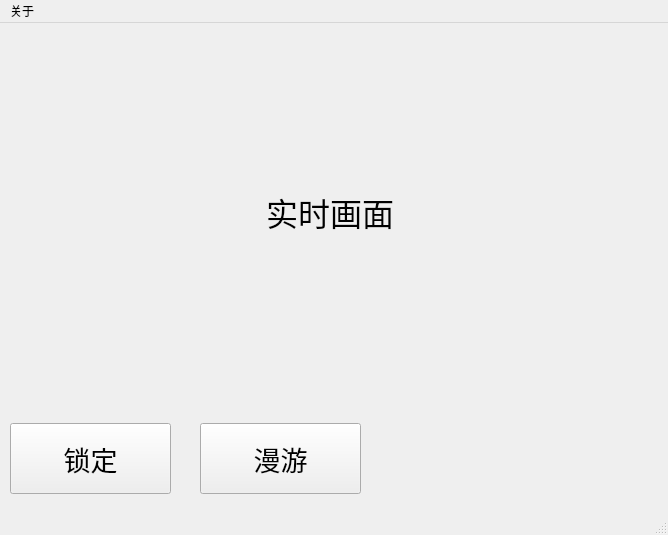
First picture: the form in src/trackgui/trackgui/form.ui, repository Tang-JingWei/fixedwing-airtrack, before the edit.
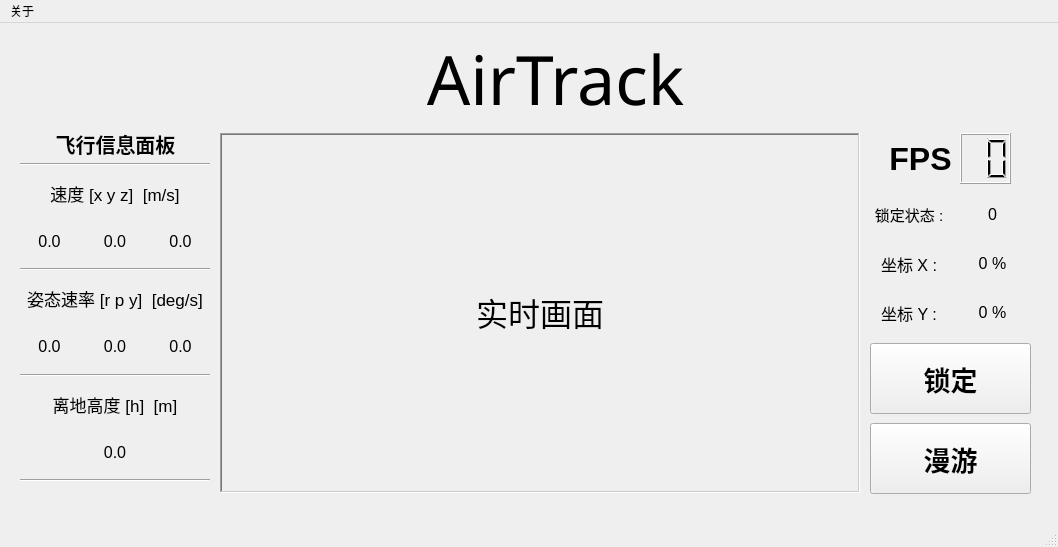
Second picture: the form after the edit.

Commit message: UI界面修改

```diff
--- a/src/trackgui/trackgui/form.ui
+++ b/src/trackgui/trackgui/form.ui
@@ -6,8 +6,8 @@
    <rect>
     <x>0</x>
     <y>0</y>
-    <width>668</width>
-    <height>535</height>
+    <width>1058</width>
+    <height>547</height>
    </rect>
   </property>
   <property name="windowTitle">
@@ -17,8 +17,8 @@
    <widget class="QPushButton" name="trackButton">
     <property name="geometry">
      <rect>
-      <x>10</x>
-      <y>400</y>
+      <x>870</x>
+      <y>320</y>
       <width>161</width>
       <height>71</height>
      </rect>
@@ -26,6 +26,7 @@
     <property name="font">
      <font>
       <pointsize>20</pointsize>
+      <bold>true</bold>
      </font>
     </property>
     <property name="text">
@@ -35,8 +36,8 @@
    <widget class="QLabel" name="imageLabel">
     <property name="geometry">
      <rect>
-      <x>10</x>
-      <y>10</y>
+      <x>220</x>
+      <y>110</y>
       <width>640</width>
       <height>360</height>
      </rect>
@@ -46,6 +47,12 @@
       <pointsize>24</pointsize>
      </font>
     </property>
+    <property name="frameShape">
+     <enum>QFrame::WinPanel</enum>
+    </property>
+    <property name="frameShadow">
+     <enum>QFrame::Sunken</enum>
+    </property>
     <property name="text">
      <string>实时画面</string>
     </property>
@@ -59,7 +66,7 @@
    <widget class="QPushButton" name="clickButton">
     <property name="geometry">
      <rect>
-      <x>200</x>
+      <x>870</x>
       <y>400</y>
       <width>161</width>
       <height>71</height>
@@ -68,19 +75,458 @@
     <property name="font">
      <font>
       <pointsize>20</pointsize>
+      <bold>true</bold>
      </font>
     </property>
     <property name="text">
      <string>漫游</string>
     </property>
    </widget>
+   <widget class="QLabel" name="infosLabel">
+    <property name="geometry">
+     <rect>
+      <x>20</x>
+      <y>100</y>
+      <width>191</width>
+      <height>41</height>
+     </rect>
+    </property>
+    <property name="font">
+     <font>
+      <pointsize>15</pointsize>
+      <bold>true</bold>
+     </font>
+    </property>
+    <property name="text">
+     <string>飞行信息面板</string>
+    </property>
+    <property name="alignment">
+     <set>Qt::AlignCenter</set>
+    </property>
+   </widget>
+   <widget class="QWidget" name="verticalLayoutWidget">
+    <property name="geometry">
+     <rect>
+      <x>20</x>
+      <y>140</y>
+      <width>190</width>
+      <height>319</height>
+     </rect>
+    </property>
+    <layout class="QVBoxLayout" name="flyinfos">
+     <property name="sizeConstraint">
+      <enum>QLayout::SetDefaultConstraint</enum>
+     </property>
+     <item>
+      <widget class="Line" name="line_3">
+       <property name="orientation">
+        <enum>Qt::Horizontal</enum>
+       </property>
+      </widget>
+     </item>
+     <item>
+      <widget class="QLabel" name="info_vel">
+       <property name="enabled">
+        <bool>true</bool>
+       </property>
+       <property name="font">
+        <font>
+         <pointsize>13</pointsize>
+        </font>
+       </property>
+       <property name="layoutDirection">
+        <enum>Qt::LeftToRight</enum>
+       </property>
+       <property name="frameShadow">
+        <enum>QFrame::Plain</enum>
+       </property>
+       <property name="text">
+        <string>速度 [x y z]  [m/s]</string>
+       </property>
+       <property name="alignment">
+        <set>Qt::AlignCenter</set>
+       </property>
+       <property name="margin">
+        <number>0</number>
+       </property>
+      </widget>
+     </item>
+     <item>
+      <layout class="QHBoxLayout" name="vel_info">
+       <item>
+        <widget class="QLabel" name="vel_x">
+         <property name="font">
+          <font>
+           <pointsize>12</pointsize>
+          </font>
+         </property>
+         <property name="text">
+          <string>0.0</string>
+         </property>
+         <property name="alignment">
+          <set>Qt::AlignCenter</set>
+         </property>
+        </widget>
+       </item>
+       <item>
+        <widget class="QLabel" name="vel_y">
+         <property name="font">
+          <font>
+           <pointsize>12</pointsize>
+          </font>
+         </property>
+         <property name="text">
+          <string>0.0</string>
+         </property>
+         <property name="alignment">
+          <set>Qt::AlignCenter</set>
+         </property>
+        </widget>
+       </item>
+       <item>
+        <widget class="QLabel" name="vel_z">
+         <property name="font">
+          <font>
+           <pointsize>12</pointsize>
+          </font>
+         </property>
+         <property name="text">
+          <string>0.0</string>
+         </property>
+         <property name="alignment">
+          <set>Qt::AlignCenter</set>
+         </property>
+        </widget>
+       </item>
+      </layout>
+     </item>
+     <item>
+      <widget class="Line" name="line">
+       <property name="orientation">
+        <enum>Qt::Horizontal</enum>
+       </property>
+      </widget>
+     </item>
+     <item>
+      <widget class="QLabel" name="info_att">
+       <property name="font">
+        <font>
+         <pointsize>13</pointsize>
+        </font>
+       </property>
+       <property name="layoutDirection">
+        <enum>Qt::LeftToRight</enum>
+       </property>
+       <property name="frameShadow">
+        <enum>QFrame::Plain</enum>
+       </property>
+       <property name="text">
+        <string>姿态速率 [r p y]  [deg/s]</string>
+       </property>
+       <property name="alignment">
+        <set>Qt::AlignCenter</set>
+       </property>
+       <property name="margin">
+        <number>0</number>
+       </property>
+      </widget>
+     </item>
+     <item>
+      <layout class="QHBoxLayout" name="att_info">
+       <item>
+        <widget class="QLabel" name="att_r">
+         <property name="font">
+          <font>
+           <pointsize>12</pointsize>
+          </font>
+         </property>
+         <property name="text">
+          <string>0.0</string>
+         </property>
+         <property name="alignment">
+          <set>Qt::AlignCenter</set>
+         </property>
+        </widget>
+       </item>
+       <item>
+        <widget class="QLabel" name="att_p">
+         <property name="font">
+          <font>
+           <pointsize>12</pointsize>
+          </font>
+         </property>
+         <property name="text">
+          <string>0.0</string>
+         </property>
+         <property name="alignment">
+          <set>Qt::AlignCenter</set>
+         </property>
+        </widget>
+       </item>
+       <item>
+        <widget class="QLabel" name="att_y">
+         <property name="font">
+          <font>
+           <pointsize>12</pointsize>
+          </font>
+         </property>
+         <property name="text">
+          <string>0.0</string>
+         </property>
+         <property name="alignment">
+          <set>Qt::AlignCenter</set>
+         </property>
+        </widget>
+       </item>
+      </layout>
+     </item>
+     <item>
+      <widget class="Line" name="line_2">
+       <property name="orientation">
+        <enum>Qt::Horizontal</enum>
+       </property>
+      </widget>
+     </item>
+     <item>
+      <widget class="QLabel" name="info_alt">
+       <property name="font">
+        <font>
+         <pointsize>13</pointsize>
+        </font>
+       </property>
+       <property name="layoutDirection">
+        <enum>Qt::LeftToRight</enum>
+       </property>
+       <property name="frameShadow">
+        <enum>QFrame::Plain</enum>
+       </property>
+       <property name="text">
+        <string>离地高度 [h]  [m]</string>
+       </property>
+       <property name="alignment">
+        <set>Qt::AlignCenter</set>
+       </property>
+       <property name="margin">
+        <number>0</number>
+       </property>
+      </widget>
+     </item>
+     <item>
+      <layout class="QHBoxLayout" name="alt_info">
+       <item>
+        <widget class="QLabel" name="alt">
+         <property name="font">
+          <font>
+           <pointsize>12</pointsize>
+          </font>
+         </property>
+         <property name="text">
+          <string>0.0</string>
+         </property>
+         <property name="alignment">
+          <set>Qt::AlignCenter</set>
+         </property>
+        </widget>
+       </item>
+      </layout>
+     </item>
+     <item>
+      <widget class="Line" name="line_4">
+       <property name="orientation">
+        <enum>Qt::Horizontal</enum>
+       </property>
+      </widget>
+     </item>
+    </layout>
+   </widget>
+   <widget class="QLabel" name="logoLabel">
+    <property name="geometry">
+     <rect>
+      <x>390</x>
+      <y>10</y>
+      <width>331</width>
+      <height>91</height>
+     </rect>
+    </property>
+    <property name="font">
+     <font>
+      <family>dsrom10</family>
+      <pointsize>51</pointsize>
+      <italic>false</italic>
+     </font>
+    </property>
+    <property name="text">
+     <string>AirTrack</string>
+    </property>
+    <property name="alignment">
+     <set>Qt::AlignCenter</set>
+    </property>
+   </widget>
+   <widget class="QLCDNumber" name="fpsLCD">
+    <property name="geometry">
+     <rect>
+      <x>960</x>
+      <y>110</y>
+      <width>51</width>
+      <height>51</height>
+     </rect>
+    </property>
+    <property name="font">
+     <font>
+      <pointsize>10</pointsize>
+      <bold>true</bold>
+     </font>
+    </property>
+    <property name="layoutDirection">
+     <enum>Qt::LeftToRight</enum>
+    </property>
+    <property name="digitCount">
+     <number>2</number>
+    </property>
+   </widget>
+   <widget class="QLabel" name="fpslabel">
+    <property name="geometry">
+     <rect>
+      <x>880</x>
+      <y>110</y>
+      <width>81</width>
+      <height>51</height>
+     </rect>
+    </property>
+    <property name="font">
+     <font>
+      <pointsize>24</pointsize>
+      <bold>true</bold>
+     </font>
+    </property>
+    <property name="text">
+     <string>FPS</string>
+    </property>
+    <property name="alignment">
+     <set>Qt::AlignCenter</set>
+    </property>
+   </widget>
+   <widget class="QWidget" name="verticalLayoutWidget_2">
+    <property name="geometry">
+     <rect>
+      <x>870</x>
+      <y>170</y>
+      <width>161</width>
+      <height>141</height>
+     </rect>
+    </property>
+    <layout class="QVBoxLayout" name="targetinfo">
+     <item>
+      <layout class="QHBoxLayout" name="detect_flag">
+       <item>
+        <widget class="QLabel" name="detectLabel">
+         <property name="font">
+          <font>
+           <pointsize>11</pointsize>
+          </font>
+         </property>
+         <property name="text">
+          <string>锁定状态 :</string>
+         </property>
+         <property name="alignment">
+          <set>Qt::AlignCenter</set>
+         </property>
+        </widget>
+       </item>
+       <item>
+        <widget class="QLabel" name="detect_val">
+         <property name="font">
+          <font>
+           <pointsize>12</pointsize>
+          </font>
+         </property>
+         <property name="text">
+          <string>0</string>
+         </property>
+         <property name="alignment">
+          <set>Qt::AlignCenter</set>
+         </property>
+        </widget>
+       </item>
+      </layout>
+     </item>
+     <item>
+      <layout class="QHBoxLayout" name="cx">
+       <item>
+        <widget class="QLabel" name="cxLabel">
+         <property name="font">
+          <font>
+           <pointsize>12</pointsize>
+          </font>
+         </property>
+         <property name="text">
+          <string>坐标 X :</string>
+         </property>
+         <property name="alignment">
+          <set>Qt::AlignCenter</set>
+         </property>
+        </widget>
+       </item>
+       <item>
+        <widget class="QLabel" name="cx_val">
+         <property name="font">
+          <font>
+           <pointsize>12</pointsize>
+          </font>
+         </property>
+         <property name="text">
+          <string>0 %</string>
+         </property>
+         <property name="alignment">
+          <set>Qt::AlignCenter</set>
+         </property>
+        </widget>
+       </item>
+      </layout>
+     </item>
+     <item>
+      <layout class="QHBoxLayout" name="cy">
+       <item>
+        <widget class="QLabel" name="cyLabel">
+         <property name="font">
+          <font>
+           <pointsize>12</pointsize>
+          </font>
+         </property>
+         <property name="text">
+          <string>坐标 Y :</string>
+         </property>
+         <property name="alignment">
+          <set>Qt::AlignCenter</set>
+         </property>
+        </widget>
+       </item>
+       <item>
+        <widget class="QLabel" name="cy_val">
+         <property name="font">
+          <font>
+           <pointsize>12</pointsize>
+          </font>
+         </property>
+         <property name="text">
+          <string>0 %</string>
+         </property>
+         <property name="alignment">
+          <set>Qt::AlignCenter</set>
+         </property>
+        </widget>
+       </item>
+      </layout>
+     </item>
+    </layout>
+   </widget>
   </widget>
   <widget class="QMenuBar" name="menubar">
    <property name="geometry">
     <rect>
      <x>0</x>
      <y>0</y>
-     <width>668</width>
+     <width>1058</width>
      <height>24</height>
     </rect>
    </property>
```
Left out of the diff: 24 changed lines with no effect on the pictures. The commit also changes 4 other files.
